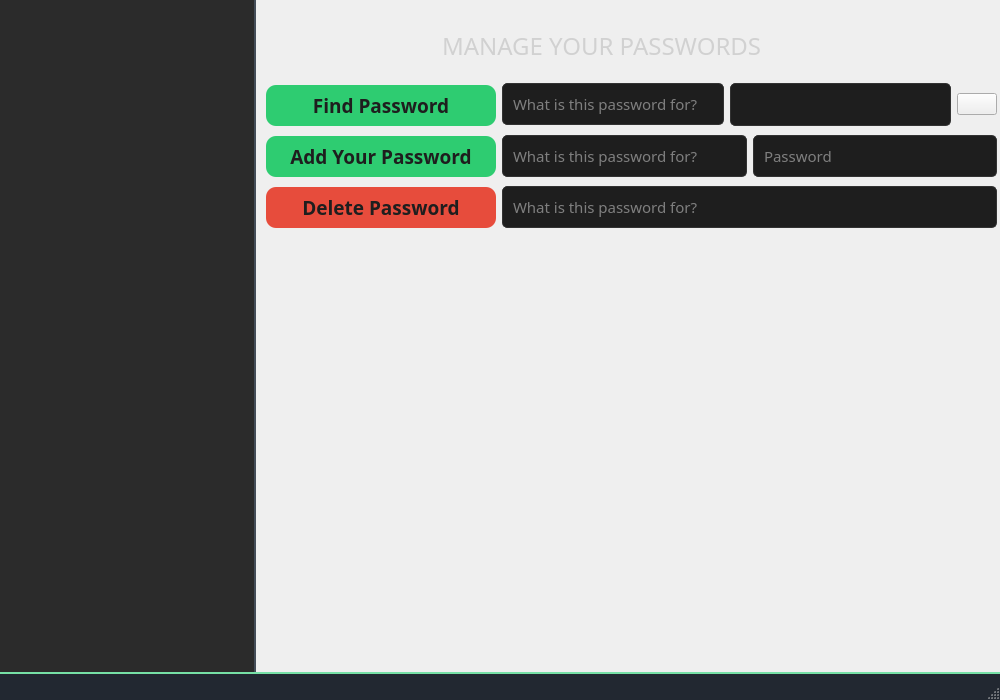
Above: forms/mainwindow.ui from minnesangg/Cerberus before the change. Below: the same form after it.
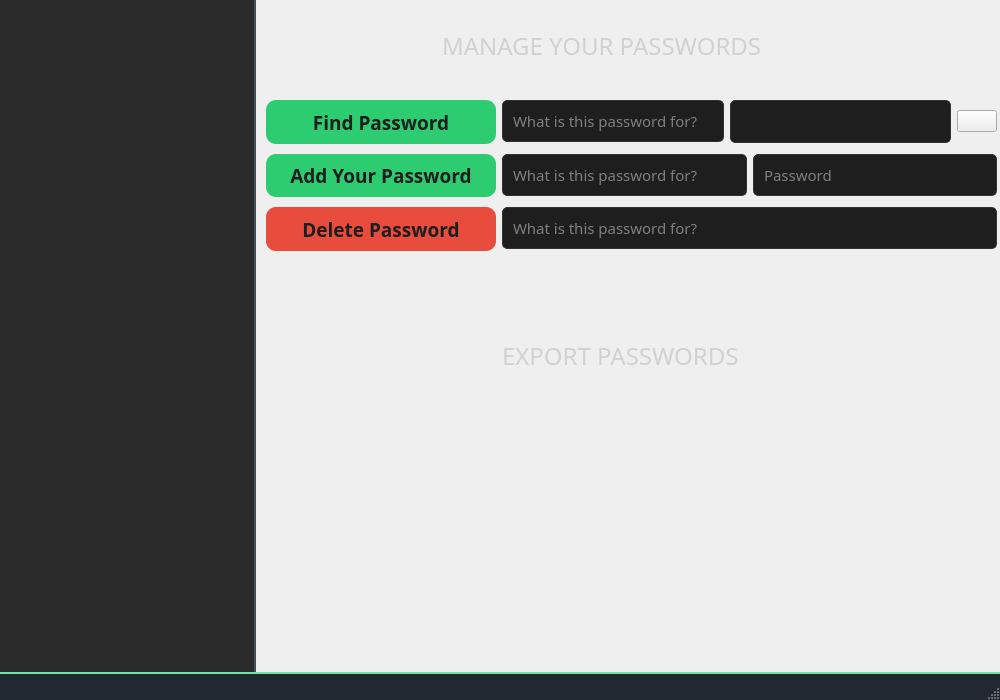
That is the form after the change. The open tabs and pages were chosen to show the change. Icons and pictures are not drawn.

```diff
--- a/forms/mainwindow.ui
+++ b/forms/mainwindow.ui
@@ -536,7 +536,7 @@
           <x>10</x>
           <y>80</y>
           <width>731</width>
-          <height>153</height>
+          <height>191</height>
          </rect>
         </property>
         <layout class="QHBoxLayout" name="globalLayout">
@@ -546,19 +546,19 @@
             <number>10</number>
            </property>
            <property name="topMargin">
-            <number>5</number>
+            <number>20</number>
            </property>
            <property name="rightMargin">
             <number>0</number>
            </property>
            <property name="bottomMargin">
-            <number>5</number>
+            <number>20</number>
            </property>
            <item>
             <widget class="QPushButton" name="findButton">
              <property name="minimumSize">
               <size>
-               <width>59</width>
+               <width>58</width>
                <height>29</height>
               </size>
              </property>
@@ -695,7 +695,10 @@
             <number>0</number>
            </property>
            <property name="topMargin">
-            <number>0</number>
+            <number>15</number>
+           </property>
+           <property name="bottomMargin">
+            <number>15</number>
            </property>
            <item>
             <layout class="QHBoxLayout" name="findLayout">
@@ -876,6 +879,31 @@
          </item>
         </layout>
        </widget>
+       <widget class="QLabel" name="exportLabel">
+        <property name="geometry">
+         <rect>
+          <x>240</x>
+          <y>340</y>
+          <width>301</width>
+          <height>41</height>
+         </rect>
+        </property>
+        <property name="font">
+         <font>
+          <family>Gill Sans MT</family>
+          <pointsize>18</pointsize>
+         </font>
+        </property>
+        <property name="styleSheet">
+         <string notr="true">QLabel {
+    color: #d1d1d1; 
+    margin-bottom: 10px; 
+}</string>
+        </property>
+        <property name="text">
+         <string>EXPORT PASSWORDS</string>
+        </property>
+       </widget>
       </widget>
       <widget class="QWidget" name="categoriesPage">
        <layout class="QGridLayout" name="gridLayout"/>
```
Left out of the diff: 16 changed lines with no effect on the pictures.
